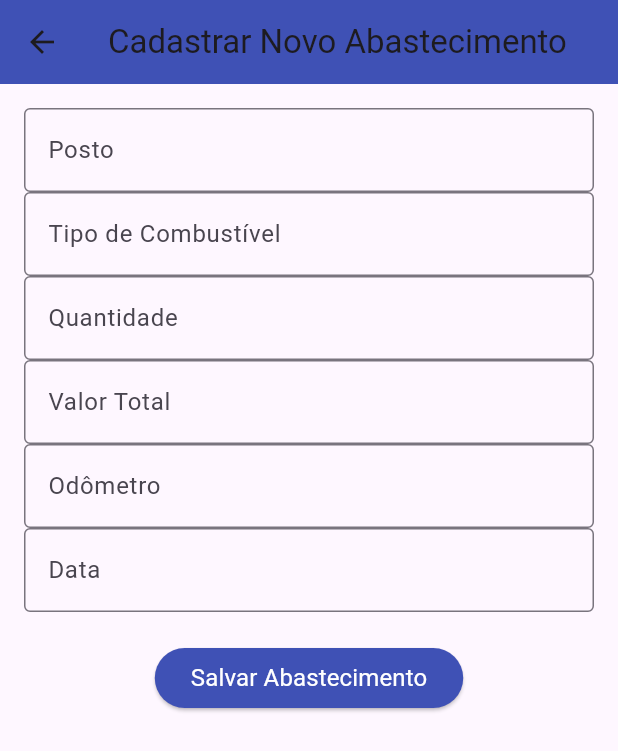
After one commit to Matheus-Nardi/opala, a Flutter app: the CadastroAbastecimentoScreen screen opened directly, on a phone screen of 412 x 824 dp. The commit adds this screen. Shown: the top 751 px of the screen. Run offline on Flutter 3.47's test engine with Material 3 defaults, Android fonts, the phone set to English and light mode, and no system bars.

Commit message:
feat: tela e card para abastecimento de um veiculo

```diff
--- a/lib/models/abastecimento.dart
+++ b/lib/models/abastecimento.dart
@@ -1,5 +1,5 @@
 class Abastecimento {
-  final String id;
+  final int id;
   final String posto;
   final String tipoCombustivel;
   final double quantidade;
--- /dev/null
+++ b/lib/screens/cadastro_abastecimento_screen.dart
@@ -0,0 +1,90 @@
+import 'package:flutter/material.dart';
+import 'package:opala/models/abastecimento.dart';
+import 'package:opala/widgets/texto_formatado_widget.dart';
+
+class CadastroAbastecimentoScreen extends StatefulWidget {
+  const CadastroAbastecimentoScreen({super.key});
+
+  @override
+  State<CadastroAbastecimentoScreen> createState() => _CadastroAbastecimentoScreenState();
+}
+
+class _CadastroAbastecimentoScreenState extends State<CadastroAbastecimentoScreen> {
+  final _postoController = TextEditingController();
+  final _tipoCombustivelController = TextEditingController();
+  final _quantidadeController = TextEditingController();
+  final _valorTotalController = TextEditingController();
+  final _odometroController = TextEditingController();
+  final _dataController = TextEditingController();
+
+  @override
+  void dispose() {
+    _postoController.dispose();
+    _tipoCombustivelController.dispose();
+    _quantidadeController.dispose();
+    _valorTotalController.dispose();
+    _odometroController.dispose();
+    _dataController.dispose();
+    super.dispose();
+  }
+
+  @override
+  Widget build(BuildContext context) {
+   return Scaffold(
+      appBar: AppBar(
+        title: const Text('Cadastrar Novo Abastecimento'),
+        backgroundColor: Colors.indigo,
+      ),
+      body: Padding(padding: const EdgeInsetsGeometry.all(16.0),
+      child: Column(
+        children: [
+          TextField(
+            controller: _postoController,
+              decoration: const InputDecoration(labelText: 'Posto' , border: OutlineInputBorder()),
+          ),
+          TextField(
+            controller: _tipoCombustivelController,
+            decoration: const InputDecoration(labelText: 'Tipo de Combustível', border: OutlineInputBorder()),
+          ),
+          TextField(
+            controller: _quantidadeController,
+            decoration: const InputDecoration(labelText: 'Quantidade', border: OutlineInputBorder()),
+            keyboardType: TextInputType.number,
+          ),
+          TextField(
+            controller: _valorTotalController,
+            decoration: const InputDecoration(labelText: 'Valor Total', border: OutlineInputBorder()),
+            keyboardType: TextInputType.number,
+          ),
+          TextField(
+            controller: _odometroController,
+            decoration: const InputDecoration(labelText: 'Odômetro', border: OutlineInputBorder()),
+            keyboardType: TextInputType.number,
+          ),
+          TextField(
+            controller: _dataController,
+            decoration: const InputDecoration(labelText: 'Data', border: OutlineInputBorder()),
+          ),
+          const SizedBox(height: 20),
+          ElevatedButton(
+            onPressed: () {
+              final novoAbastecimento = Abastecimento(
+                id: DateTime.now().millisecondsSinceEpoch,
+                posto: _postoController.text,
+                tipoCombustivel: _tipoCombustivelController.text,
+                quantidade: double.tryParse(_quantidadeController.text) ?? 0,
+                valorTotal: double.tryParse(_valorTotalController.text) ?? 0,
+                odometro: double.tryParse(_odometroController.text) ?? 0,
+                data: DateTime.tryParse(_dataController.text) ?? DateTime.now(),
+              );
+              Navigator.pop(context, novoAbastecimento);
+            },
+            style: ElevatedButton.styleFrom(backgroundColor: Colors.indigo),
+            child: const TextoFormatado('Salvar Abastecimento', cor: Colors.white,),
+          ),
+        ],
+      ), ),
+    );
+
+  }
+}
--- /dev/null
+++ b/lib/widgets/card_abastecimento_widget.dart
@@ -0,0 +1,30 @@
+import 'package:flutter/material.dart';
+import 'package:opala/models/abastecimento.dart';
+import 'package:opala/widgets/texto_formatado_widget.dart';
+
+class CardAbastecimentoWidget extends StatelessWidget {
+  final Abastecimento abastecimento;
+  const CardAbastecimentoWidget({super.key, required this.abastecimento});
+
+  @override
+  Widget build(BuildContext context) {
+    return Container(
+      margin: const EdgeInsets.all(8.0),
+      padding: const EdgeInsets.all(16.0),
+      decoration: BoxDecoration(
+        borderRadius: BorderRadius.circular(12.0),
+      ),
+      child: Column(
+        children: [
+          const SizedBox(height: 8.0),
+          TextoFormatado('Posto: ${abastecimento.posto}'),
+          TextoFormatado('Tipo Combustível: ${abastecimento.tipoCombustivel}'),
+          TextoFormatado('Quantidade: ${abastecimento.quantidade} L'),
+          TextoFormatado('Valor Total: R\$ ${abastecimento.valorTotal.toStringAsFixed(2)}'),
+          TextoFormatado('Odômetro: ${abastecimento.odometro} km'),
+          TextoFormatado('Data: ${abastecimento.data.day}/${abastecimento.data.month}/${abastecimento.data.year}'),
+        ],
+      ),
+    );
+  }
+}
```
Also changed, not shown: lib/screens/home_page.dart (+24 -6 lines), lib/screens/lista_abastecimento_screen.dart (added, +66 -0 lines).
